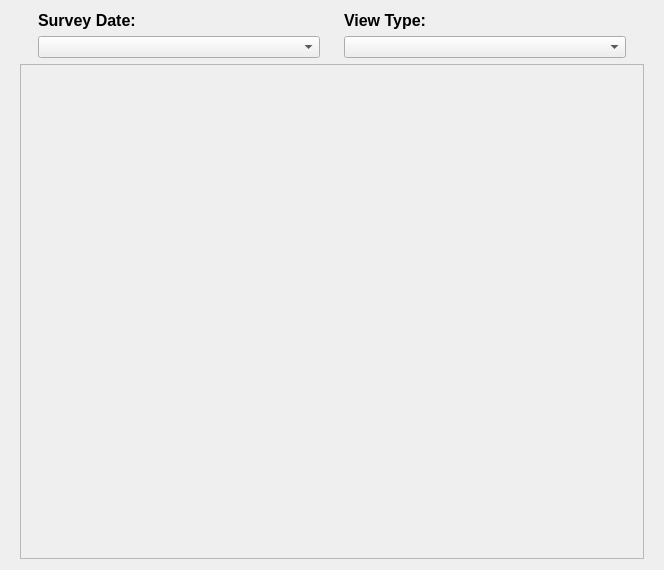
Old version of the form src/ui_design/scores.ui in the repository mikukula/SAT.
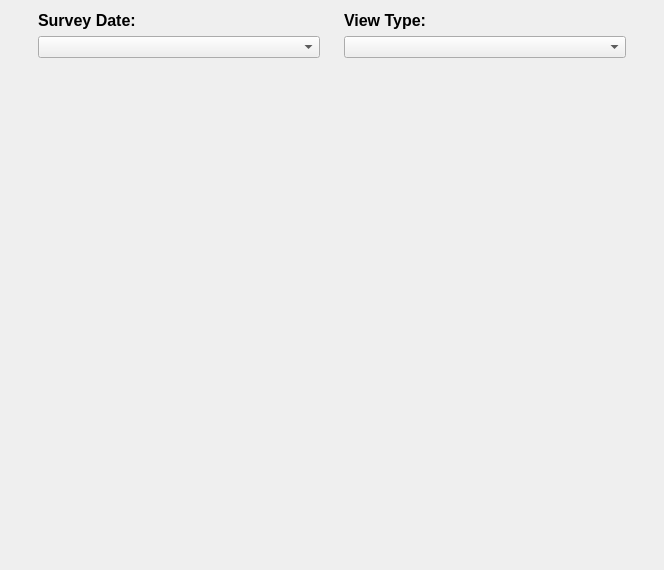
New version of the form.

```diff
--- a/src/ui_design/scores.ui
+++ b/src/ui_design/scores.ui
@@ -111,6 +111,9 @@
       </item>
       <item>
        <widget class="QScrollArea" name="scrollArea">
+        <property name="frameShape">
+         <enum>QFrame::NoFrame</enum>
+        </property>
         <property name="sizeAdjustPolicy">
          <enum>QAbstractScrollArea::AdjustIgnored</enum>
         </property>
@@ -122,8 +125,8 @@
           <rect>
            <x>0</x>
            <y>0</y>
-           <width>624</width>
-           <height>493</height>
+           <width>628</width>
+           <height>501</height>
           </rect>
          </property>
         </widget>
```
Left out of the diff: 14 changed lines with no effect on the pictures.
